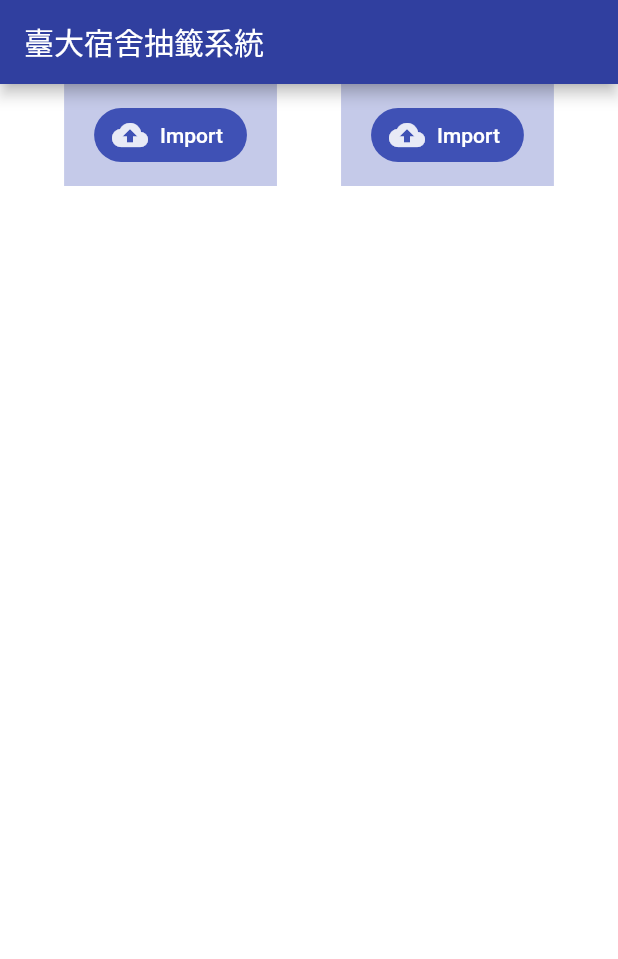
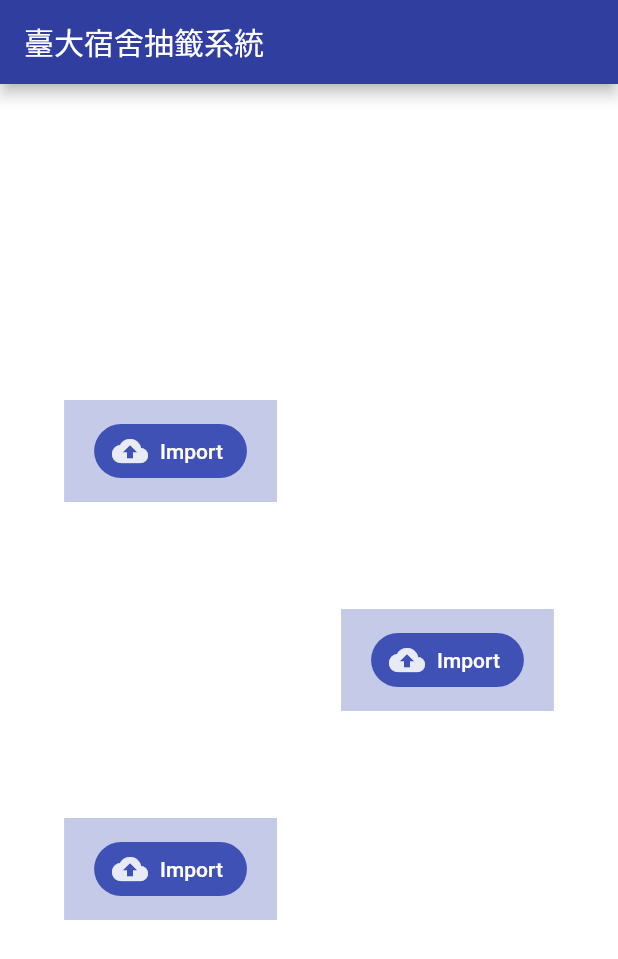
Before and after one commit to shaoyuchu/dorm-alloc-sys, a Flutter app: the screen it shows after launch, after a tap on "Import", on a phone screen of 412 x 824 dp. Shown: the top 959 px of the screen. Run offline on Flutter 3.47's test engine with Material 2 defaults, Android fonts, the phone set to English and light mode, and no system bars; our stand-ins replace shared_preferences; missing offline and left inert: color_panel, file_chooser, menubar, window_size; statements that could not run were skipped.

```diff
--- a/lib/main.dart
+++ b/lib/main.dart
@@ -77,12 +77,17 @@ class Home extends StatelessWidget {
         crossAxisAlignment: CrossAxisAlignment.center,
         children: <Widget>[
           // left panel
+          Column(
+            mainAxisAlignment: MainAxisAlignment.spaceEvenly,
+            crossAxisAlignment: CrossAxisAlignment.center,
+            children: <Widget>[
+              // left-up
               Container(
                 color: Colors.indigo[100],
                 padding: EdgeInsets.symmetric(vertical: 10.0, horizontal: 20.0),
                 child: FlatButton.icon(
                   onPressed: () {
-                print('left button clicked');
+                    print('left-up button clicked');
                   },
                   icon: Icon(
                     Icons.cloud_upload,
@@ -98,6 +103,31 @@ class Home extends StatelessWidget {
                   ),
                 ),
               ),
+              // left-down
+              Container(
+                color: Colors.indigo[100],
+                padding: EdgeInsets.symmetric(vertical: 10.0, horizontal: 20.0),
+                child: FlatButton.icon(
+                  onPressed: () {
+                    print('left-down button clicked');
+                  },
+                  icon: Icon(
+                    Icons.cloud_upload,
+                    color: Colors.indigo[50],
+                  ),
+                  label: Text(
+                    'Import',
+                    style: TextStyle(color: Colors.white),
+                  ),
+                  color: Colors.indigo,
+                  shape: RoundedRectangleBorder(
+                    borderRadius: BorderRadius.circular(18.0),
+                  ),
+                ),
+              ),
+            ],
+          ),
+
 
           // right panel
           Container(
```
Lines whose indentation alone changed are shown as unchanged.
